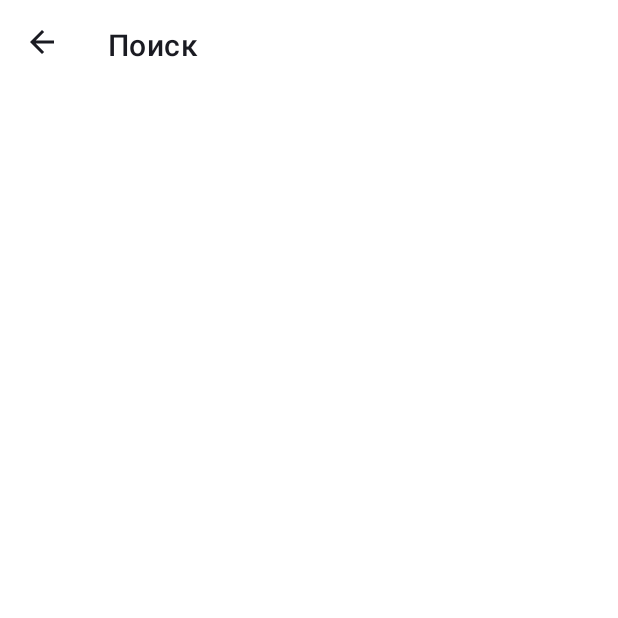
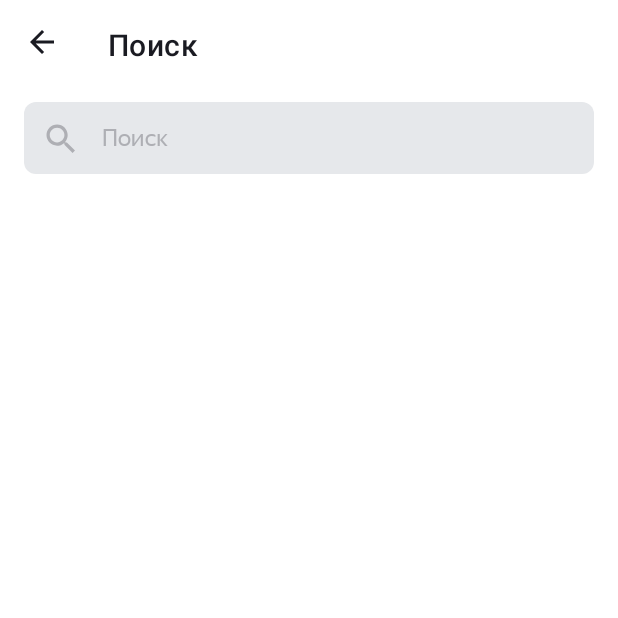
Before and after one commit to VDBalcer/PlaylistMaker, an Android app: the SearchActivity screen opened directly, with no data from a screen before it, on a phone screen of 412 x 824 dp, the top half of it. Before the commit the part shown is almost empty. Run offline under Robolectric (Android 15) with nearby library versions, the phone set to English and light mode, and no system bars.

Commit message:
9 спринт. Третья домашка

```diff
--- a/app/src/main/java/com/example/playlistmaker/SearchActivity.kt
+++ b/app/src/main/java/com/example/playlistmaker/SearchActivity.kt
@@ -1,8 +1,11 @@
 package com.example.playlistmaker
 
 import android.os.Bundle
+import android.text.Editable
+import android.text.TextWatcher
 import androidx.appcompat.app.AppCompatActivity
 import androidx.appcompat.widget.Toolbar
+import com.google.android.material.textfield.TextInputEditText
 
 class SearchActivity : AppCompatActivity() {
     override fun onCreate(savedInstanceState: Bundle?) {
@@ -15,5 +18,22 @@ class SearchActivity : AppCompatActivity() {
         toolbar.setNavigationOnClickListener {
             finish()
         }
+
+        val inputEditText = findViewById<TextInputEditText>(R.id.search_input_edit_text)
+        val simpleTextWatcher = object : TextWatcher {
+            override fun beforeTextChanged(s: CharSequence?, start: Int, count: Int, after: Int) {
+                // empty
+            }
+
+            override fun onTextChanged(s: CharSequence?, start: Int, before: Int, count: Int) {
+                // empty
+            }
+
+            override fun afterTextChanged(s: Editable?) {
+                // empty
+            }
+        }
+        inputEditText.addTextChangedListener(simpleTextWatcher)
+
     }
 }
--- /dev/null
+++ b/app/src/main/res/drawable/ic_cross.xml
@@ -0,0 +1,9 @@
+<vector xmlns:android="http://schemas.android.com/apk/res/android"
+    android:width="12dp"
+    android:height="12dp"
+    android:viewportWidth="12"
+    android:viewportHeight="12">
+  <path
+      android:pathData="M12,1.209L10.791,0L6,4.791L1.209,0L0,1.209L4.791,6L0,10.791L1.209,12L6,7.209L10.791,12L12,10.791L7.209,6L12,1.209Z"
+      android:fillColor="#1A1B22"/>
+</vector>
--- a/app/src/main/res/layout/activity_search.xml
+++ b/app/src/main/res/layout/activity_search.xml
@@ -5,13 +5,48 @@
     android:id="@+id/search"
     android:layout_width="match_parent"
     android:layout_height="match_parent"
+    android:background="?attr/colorSecondary"
     android:orientation="vertical"
-    tools:context=".SearchActivity"
-    android:background="?attr/colorSecondary">
+    tools:context=".SearchActivity">
 
     <com.google.android.material.appbar.MaterialToolbar
         android:id="@+id/toolbar"
         style="@style/CommonToolbar"
         app:title="@string/search" />
 
+    <com.google.android.material.textfield.TextInputLayout
+        style="?attr/textInputStyle"
+        android:layout_width="match_parent"
+        android:layout_height="wrap_content"
+        android:paddingHorizontal="@dimen/search_edit_text_padding_horizontal"
+        android:paddingVertical="@dimen/search_edit_text_padding_vertical"
+        app:boxBackgroundMode="outline"
+        app:boxCornerRadiusBottomEnd="@dimen/search_edit_text_corner_radius"
+        app:boxCornerRadiusBottomStart="@dimen/search_edit_text_corner_radius"
+        app:boxCornerRadiusTopEnd="@dimen/search_edit_text_corner_radius"
+        app:boxCornerRadiusTopStart="@dimen/search_edit_text_corner_radius"
+        app:boxStrokeWidth="0dp"
+        app:boxStrokeWidthFocused="0dp"
+        app:endIconDrawable="@drawable/ic_cross"
+        app:endIconMode="clear_text"
+        android:hint=""
+        app:hintEnabled="false"
+        app:startIconDrawable="@drawable/ic_search">
+
+        <com.google.android.material.textfield.TextInputEditText
+            android:id="@+id/search_input_edit_text"
+            android:layout_width="match_parent"
+            android:layout_height="match_parent"
+            android:fontFamily="@font/ys_display_regular"
+            android:gravity="center_vertical"
+            android:hint="@string/search_hint"
+            android:inputType="text"
+            android:paddingVertical="0dp"
+            android:paddingStart="36dp"
+            android:paddingEnd="40dp"
+            android:textColorHint="@color/gray"
+            android:textColor="@color/black"
+            android:textSize="@dimen/common_text_size" />
+    </com.google.android.material.textfield.TextInputLayout>
+
 </LinearLayout>
--- a/app/src/main/res/values-night/themes.xml
+++ b/app/src/main/res/values-night/themes.xml
@@ -9,5 +9,14 @@
         <item name="colorOnSecondary">@color/white</item>
         <!-- Customize your dark theme here. -->
         <item name="android:statusBarColor">?attr/colorPrimary</item>
+        <item name="textInputStyle">@style/SearchFieldStyle</item>
+    </style>
+
+    <style name="SearchFieldStyle" parent="Widget.MaterialComponents.TextInputLayout.OutlinedBox">
+        <item name="boxBackgroundColor">@color/white</item>
+        <item name="boxStrokeColor">@android:color/transparent</item>
+        <item name="android:textColorHint">@color/black</item>
+        <item name="startIconTint">@color/black</item>
+        <item name="endIconTint">@color/black</item>
     </style>
 </resources>
--- a/app/src/main/res/values/colors.xml
+++ b/app/src/main/res/values/colors.xml
@@ -4,5 +4,6 @@
     <color name="white">#FFFFFF</color>
     <color name="blue">#3772E7</color>
     <color name="gray">#AEAFB4</color>
+    <color name="light_gray">#E6E8EB</color>
     <color name="transparent">#00000000</color>
 </resources>
--- a/app/src/main/res/values/dimens.xml
+++ b/app/src/main/res/values/dimens.xml
@@ -10,4 +10,7 @@
     <dimen name="settings_items_content_margin_horizontal">16dp</dimen>
     <dimen name="heavy_font_weight">500</dimen>
     <dimen name="regular_font_weight">400</dimen>
+    <dimen name="search_edit_text_corner_radius">8dp</dimen>
+    <dimen name="search_edit_text_padding_horizontal">16dp</dimen>
+    <dimen name="search_edit_text_padding_vertical">8dp</dimen>
 </resources>
--- a/app/src/main/res/values/strings.xml
+++ b/app/src/main/res/values/strings.xml
@@ -12,4 +12,5 @@
     <string name="write_support_subject">Сообщение разработчикам и разработчицам приложения Playlist Maker</string>
     <string name="write_support_text">Спасибо разработчикам и разработчицам за крутое приложение!</string>
     <string name="terns_uri">https://yandex.ru/legal/practicum_offer/</string>
+    <string name="search_hint">Поиск</string>
 </resources>
--- a/app/src/main/res/values/themes.xml
+++ b/app/src/main/res/values/themes.xml
@@ -9,5 +9,14 @@
         <item name="colorOnSecondary">@color/black</item>
         <!-- Customize your light theme here. -->
         <item name="android:statusBarColor">?attr/colorPrimary</item>
+        <item name="textInputStyle">@style/SearchFieldStyle</item>
+    </style>
+
+    <style name="SearchFieldStyle" parent="Widget.MaterialComponents.TextInputLayout.OutlinedBox">
+        <item name="boxBackgroundColor">@color/light_gray</item>
+        <item name="boxStrokeColor">@android:color/transparent</item>
+        <item name="android:textColorHint">@color/gray</item>
+        <item name="startIconTint">@color/gray</item>
+        <item name="endIconTint">@color/gray</item>
     </style>
 </resources>
```
